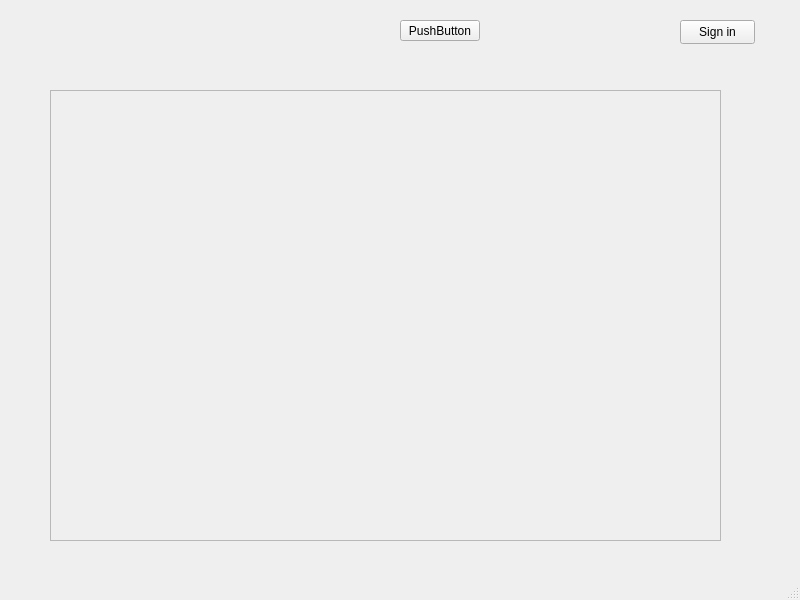
The window that mainwindow.ui (szymon27/xkomx) describes before a commit, drawn with Qt 5.
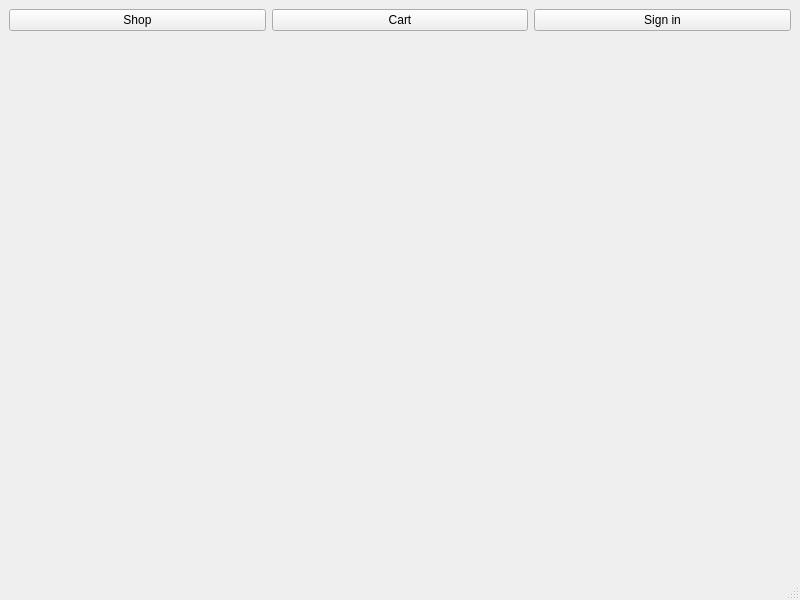
The same window after the commit.

Commit message: MainWidget, CartWidget

Diff of the .ui file:
```diff
--- a/mainwindow.ui
+++ b/mainwindow.ui
@@ -14,66 +14,53 @@
    <string>MainWindow</string>
   </property>
   <widget class="QWidget" name="centralwidget">
-   <widget class="QPushButton" name="btnSignIn">
-    <property name="geometry">
-     <rect>
-      <x>680</x>
-      <y>20</y>
-      <width>75</width>
-      <height>24</height>
-     </rect>
-    </property>
-    <property name="text">
-     <string>Sign in</string>
-    </property>
-   </widget>
-   <widget class="QScrollArea" name="scrollArea">
-    <property name="geometry">
-     <rect>
-      <x>50</x>
-      <y>90</y>
-      <width>671</width>
-      <height>451</height>
-     </rect>
-    </property>
-    <property name="widgetResizable">
-     <bool>true</bool>
-    </property>
-    <widget class="QWidget" name="scrollAreaWidgetContents">
-     <property name="geometry">
-      <rect>
-       <x>0</x>
-       <y>0</y>
-       <width>669</width>
-       <height>449</height>
-      </rect>
-     </property>
-     <widget class="QWidget" name="verticalLayoutWidget">
-      <property name="geometry">
-       <rect>
-        <x>10</x>
-        <y>10</y>
-        <width>651</width>
-        <height>431</height>
-       </rect>
-      </property>
-      <layout class="QVBoxLayout" name="vlProducts"/>
-     </widget>
-    </widget>
-   </widget>
-   <widget class="QPushButton" name="pushButton">
-    <property name="geometry">
-     <rect>
-      <x>400</x>
-      <y>20</y>
-      <width>80</width>
-      <height>21</height>
-     </rect>
-    </property>
-    <property name="text">
-     <string>PushButton</string>
-    </property>
-   </widget>
+   <layout class="QVBoxLayout" name="verticalLayout">
+    <item>
+     <layout class="QHBoxLayout" name="horizontalLayout">
+      <item>
+       <widget class="QPushButton" name="btnShop">
+        <property name="text">
+         <string>Shop</string>
+        </property>
+       </widget>
+      </item>
+      <item>
+       <widget class="QPushButton" name="btnCart">
+        <property name="text">
+         <string>Cart</string>
+        </property>
+       </widget>
+      </item>
+      <item>
+       <widget class="QPushButton" name="btnSignIn">
+        <property name="text">
+         <string>Sign in</string>
+        </property>
+       </widget>
+      </item>
+     </layout>
+    </item>
+    <item>
+     <layout class="QHBoxLayout" name="horizontalLayout_2">
+      <item>
+       <layout class="QVBoxLayout" name="verticalLayout_2"/>
+      </item>
+      <item>
+       <spacer name="verticalSpacer">
+        <property name="orientation">
+         <enum>Qt::Vertical</enum>
+        </property>
+        <property name="sizeHint" stdset="0">
+         <size>
+          <width>0</width>
+          <height>40</height>
+         </size>
+        </property>
+       </spacer>
+      </item>
+     </layout>
+    </item>
+   </layout>
   </widget>
   <widget class="QMenuBar" name="menubar">
    <property name="geometry">
```
The commit also changes 20 other files.
